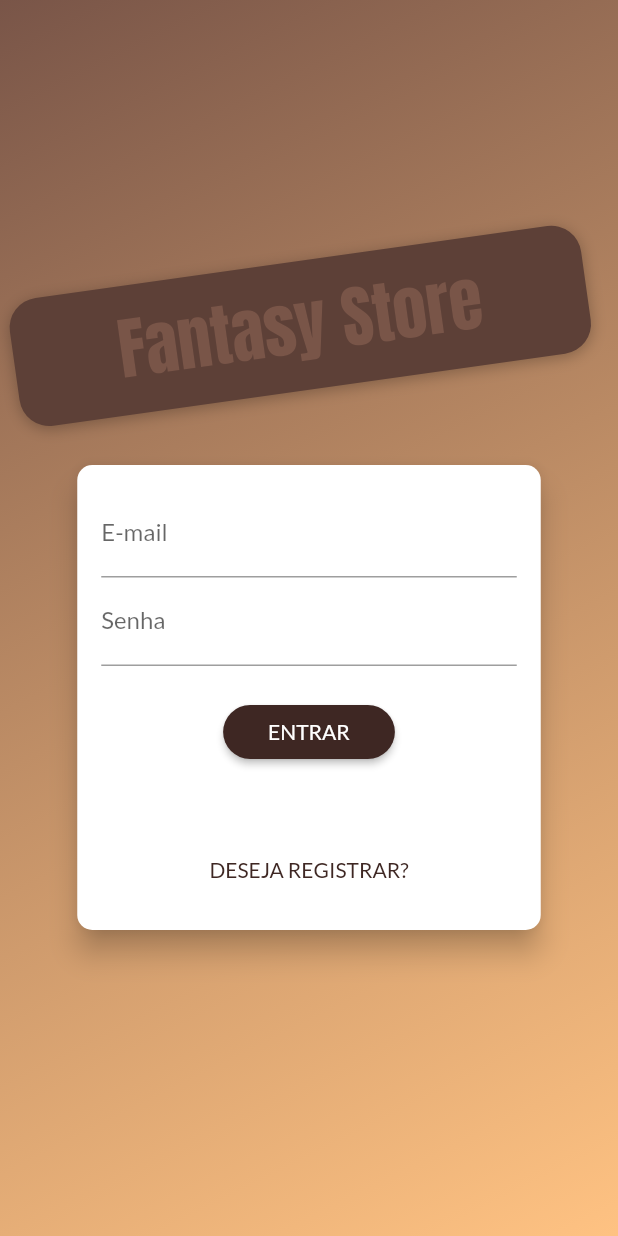
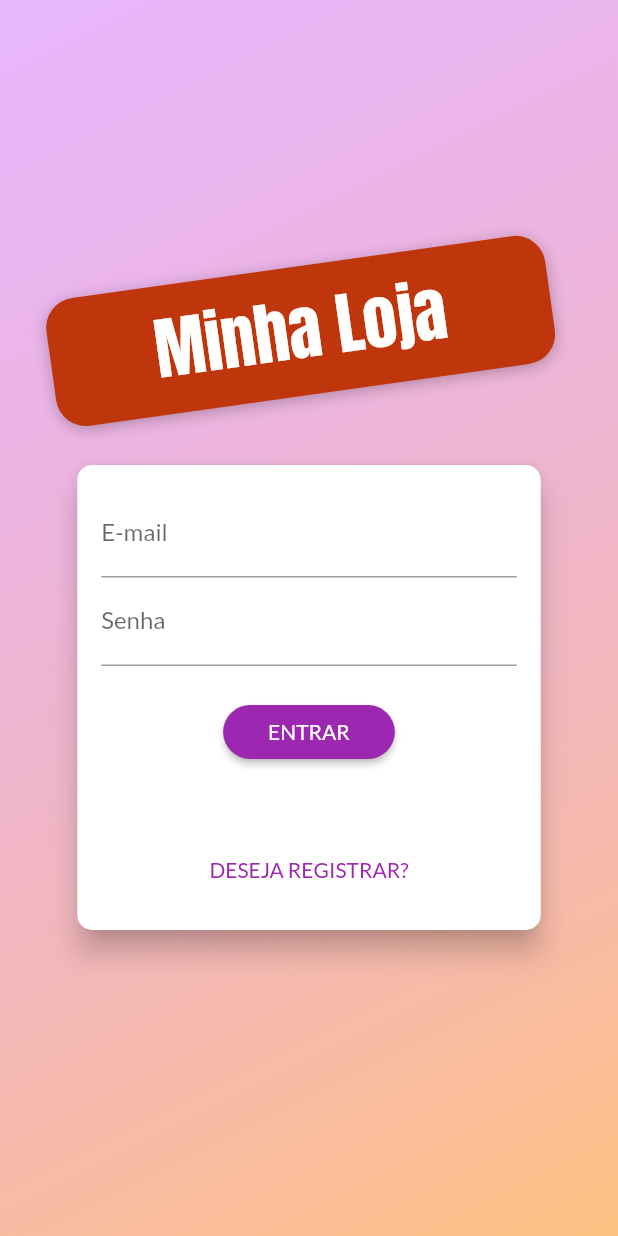
Before and after one commit to caio1020ee/petshop, a Flutter app: the screen it shows after launch, on a phone screen of 412 x 824 dp. Run offline on Flutter 3.47's test engine with Material 2 defaults, Android fonts, the phone set to English and light mode, and no system bars; our stand-ins replace firebase_core, shared_preferences; missing offline and left inert: firebase_core_web, shared_preferences_web; accounts and stored records are empty.

Commit message:
Revert "alteração design"
This reverts commit ad24d5b240da09b296682e339780a707eb7fb838.

```diff
--- a/lib/main.dart
+++ b/lib/main.dart
@@ -54,8 +54,8 @@ class MyApp extends StatelessWidget {
         title: 'Flutter Demo',
         theme: ThemeData(
           colorScheme: ColorScheme.fromSwatch().copyWith(
-            primary: Colors.brown.shade900,
-            secondary: Colors.purple,
+            primary: Colors.purple,
+            secondary: Colors.deepOrange,
           ),
           fontFamily: 'Lato',
         ),
--- a/lib/pages/auth_page.dart
+++ b/lib/pages/auth_page.dart
@@ -15,7 +15,7 @@ class AuthPage extends StatelessWidget {
             decoration: const BoxDecoration(
               gradient: LinearGradient(
                 colors: [
-                  Colors.brown,
+                  Color.fromRGBO(215, 117, 255, 0.5),
                   Color.fromRGBO(255, 188, 117, 0.9),
                 ],
                 begin: Alignment.topLeft,
@@ -39,7 +39,7 @@ class AuthPage extends StatelessWidget {
                   transform: Matrix4.rotationZ(-8 * pi / 180)..translate(-10.0),
                   decoration: BoxDecoration(
                     borderRadius: BorderRadius.circular(20),
-                    color: Colors.brown.shade700,
+                    color: Colors.deepOrange.shade900,
                     boxShadow: const [
                       BoxShadow(
                         blurRadius: 8,
@@ -49,11 +49,11 @@ class AuthPage extends StatelessWidget {
                     ],
                   ),
                   child: const Text(
-                    'Fantasy Store',
+                    'Minha Loja',
                     style: TextStyle(
                       fontSize: 45,
                       fontFamily: 'Anton',
-                      color: Colors.brown,
+                      color: Colors.white,
                     ),
                   ),
                 ),
@@ -66,3 +66,16 @@ class AuthPage extends StatelessWidget {
     );
   }
 }
+
+// Exemplo usado para explicar o cascade operator
+// void main() {
+//   List<int> a = [1, 2, 3];
+//   a.add(4);
+//   a.add(5);
+//   a.add(6);
+
+//   // cascade operator!
+//   a..add(7)..add(8)..add(9);
+
+//   print(a);
+// }
--- a/lib/pages/products_overview_page.dart
+++ b/lib/pages/products_overview_page.dart
@@ -40,7 +40,7 @@ class _ProductsOverviewPageState extends State<ProductsOverviewPage> {
   Widget build(BuildContext context) {
     return Scaffold(
       appBar: AppBar(
-        title: const Text('My epic products'),
+        title: const Text('Minha Loja'),
         actions: [
           PopupMenuButton(
             icon: const Icon(Icons.more_vert),
```
Also changed, not shown: 1 other file.
